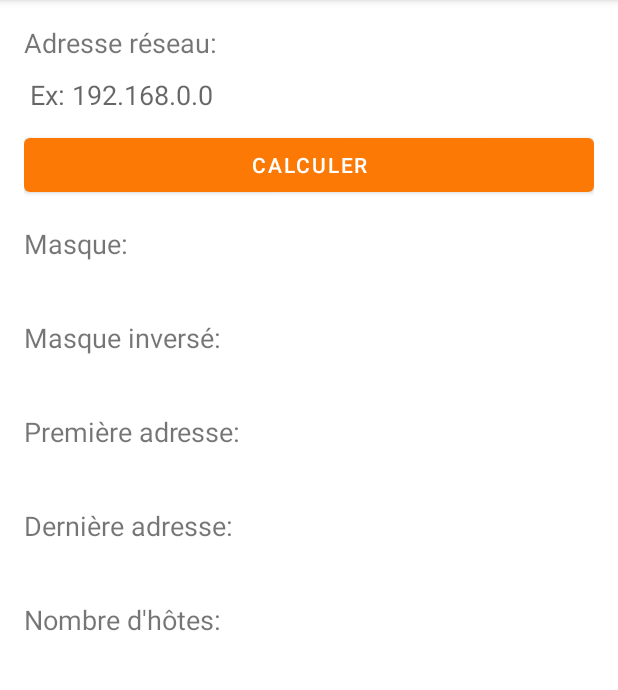
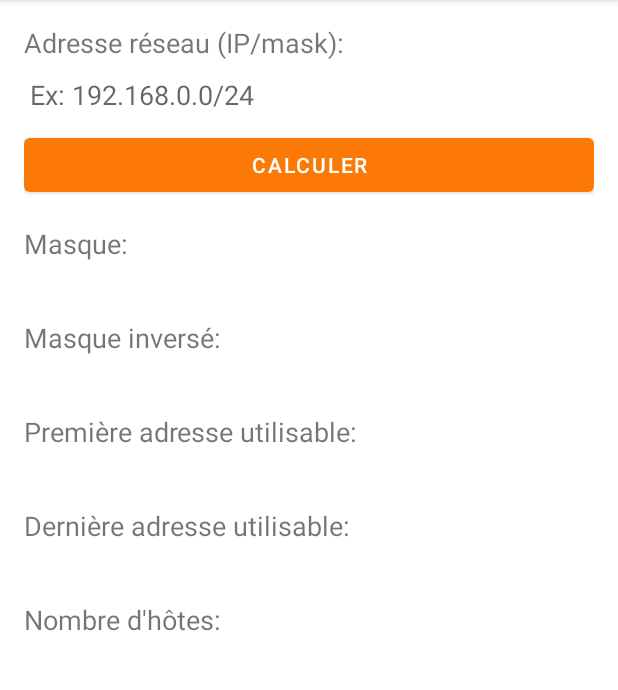
Before and after one commit to Azertim17/Orange_Toolbox, an Android app: the fragment CalculatriceFragment shown on its own in the app's theme, on a phone screen of 412 x 824 dp, the part 84-774 px from its top. Run offline under Robolectric (Android 15) with nearby library versions, the phone set to English and light mode, and no system bars.

Commit message:
v1.2 code java Calculatrice CIDR

```diff
--- a/app/src/main/java/dev/azertim/orange_toolbox/ui/reseau/calculatrice/CalculatriceFragment.java
+++ b/app/src/main/java/dev/azertim/orange_toolbox/ui/reseau/calculatrice/CalculatriceFragment.java
@@ -73,10 +73,10 @@ public class CalculatriceFragment extends Fragment {
             int mask = (0xFFFFFFFF << (32 - maskBits)) & 0xFFFFFFFF;
             int invertedMask = ~mask & 0xFFFFFFFF;
 
-            int firstAddress = address & mask;
-            int lastAddress = firstAddress | ~mask;
+            int firstAddress = (address & mask) + 1;
+            int lastAddress = (address | ~mask) - 1;
 
-            int hostCount = (lastAddress - firstAddress - 1);
+            int hostCount = lastAddress - firstAddress + 1;
 
             tvSubnetMask.setText(intToIpAddress(mask));
             tvInvertedMask.setText(intToIpAddress(invertedMask));
--- a/app/src/main/res/layout/fragment_calculatrice.xml
+++ b/app/src/main/res/layout/fragment_calculatrice.xml
@@ -8,7 +8,7 @@
     <TextView
         android:layout_width="match_parent"
         android:layout_height="wrap_content"
-        android:text="Adresse réseau:"
+        android:text="Adresse réseau (IP/mask):"
         android:textSize="18sp" />
 
     <EditText
@@ -16,7 +16,7 @@
         android:layout_width="match_parent"
         android:layout_height="wrap_content"
         android:inputType="text"
-        android:hint="Ex: 192.168.0.0"
+        android:hint="Ex: 192.168.0.0/24"
         android:imeOptions="actionDone" />
 
     <Button
@@ -56,7 +56,7 @@
     <TextView
         android:layout_width="match_parent"
         android:layout_height="wrap_content"
-        android:text="Première adresse:"
+        android:text="Première adresse utilisable:"
         android:textSize="18sp"
         android:paddingTop="16dp" />
 
@@ -70,7 +70,7 @@
     <TextView
         android:layout_width="match_parent"
         android:layout_height="wrap_content"
-        android:text="Dernière adresse:"
+        android:text="Dernière adresse utilisable:"
         android:textSize="18sp"
         android:paddingTop="16dp" />
 
```
